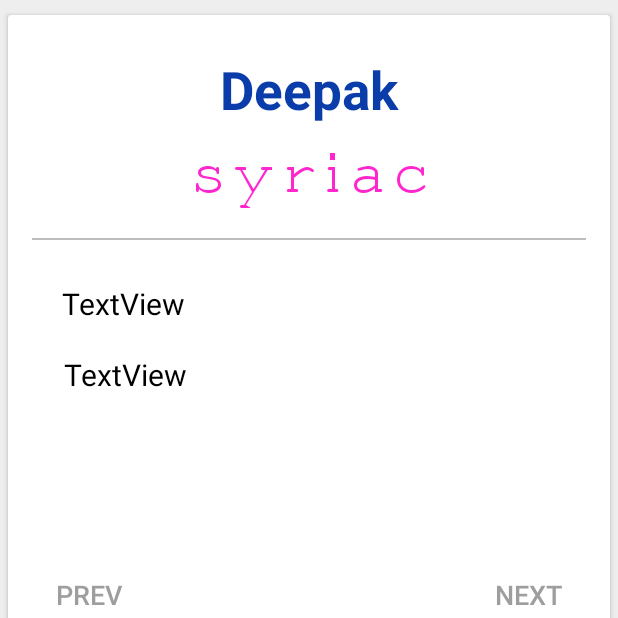
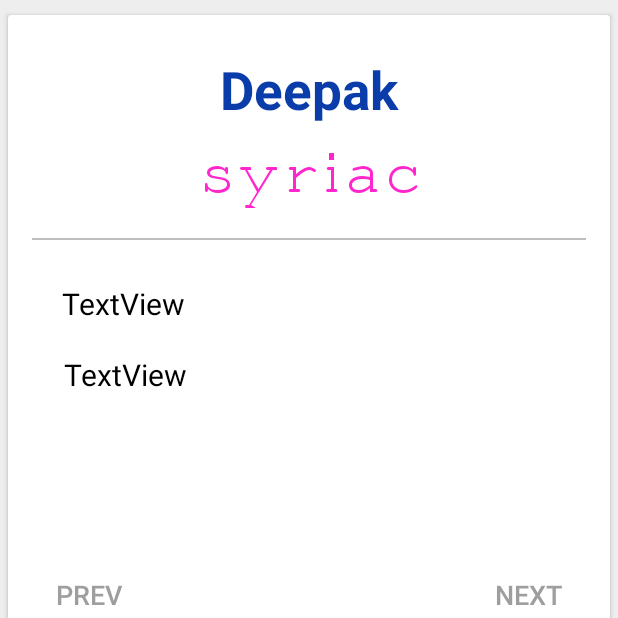
Before and after one commit to trigodeepak/Brikha, an Android app: the fragment NameDetailsFragment placed in its activity, on a phone screen of 412 x 824 dp, the top half of it. Run offline under Robolectric (Android 15) with nearby library versions, the phone set to English and light mode, and no system bars; our stand-ins replace AdMob.

Commit message:
Working with ads fine upto lollipop tablet

```diff
--- a/app/src/main/java/com/example/deepak/brikha/Activity/MainActivity.java
+++ b/app/src/main/java/com/example/deepak/brikha/Activity/MainActivity.java
@@ -18,6 +18,7 @@ import com.example.deepak.brikha.Fragment.NameDetailsFragment;
 import com.example.deepak.brikha.Model.BabyName;
 import com.example.deepak.brikha.ObjectSerializer;
 import com.example.deepak.brikha.R;
+import com.google.android.gms.ads.MobileAds;
 
 import org.json.JSONArray;
 import org.json.JSONException;
@@ -50,7 +51,6 @@ public class MainActivity extends AppCompatActivity implements ListOfNamesFragme
 
     @Override
     protected void onCreate(Bundle savedInstanceState) {
-        //todo apply admob have done sample admob
         super.onCreate(savedInstanceState);
         babyNameList = new ArrayList<>();
         mbabyNameList = new ArrayList<>();
@@ -94,13 +94,13 @@ public class MainActivity extends AppCompatActivity implements ListOfNamesFragme
 //                e.printStackTrace();
 //            }
 //        }
-//        MobileAds.initialize(this, "ca-app-pub-5234423351540636~1347457065");
+        MobileAds.initialize(this, "ca-app-pub-3863741641307399~5978419919");
     }
 
     public void SetViewPager(){
         if(dataFetech) {
                 FragmentManager fragmentManager = getSupportFragmentManager();
-                progressDialog.dismiss();
+
                 Toast.makeText(this,"Data is now Fetched",Toast.LENGTH_SHORT).show();
                 if (findViewById(R.id.linear_layout_tablet) != null) {
                     Log.d("Brikha","Can't get data here ");
@@ -120,6 +120,7 @@ public class MainActivity extends AppCompatActivity implements ListOfNamesFragme
                     ListOfNamesFragment listOfNamesFragment = new ListOfNamesFragment();
                     fragmentManager.beginTransaction().add(R.id.list_fragment, listOfNamesFragment, LIST_FRAG).commit();
                 }
+                progressDialog.dismiss();
         }
         else{
             try {
--- a/app/src/main/java/com/example/deepak/brikha/Fragment/NameDetailsFragment.java
+++ b/app/src/main/java/com/example/deepak/brikha/Fragment/NameDetailsFragment.java
@@ -13,6 +13,8 @@ import android.view.ViewGroup;
 import android.widget.TextView;
 import com.example.deepak.brikha.Model.BabyName;
 import com.example.deepak.brikha.R;
+import com.google.android.gms.ads.AdRequest;
+import com.google.android.gms.ads.AdView;
 
 import java.util.ArrayList;
 import java.util.List;
@@ -21,6 +23,7 @@ public class NameDetailsFragment extends Fragment {
     BabyName babyName;
     private int index;
     private List<BabyName> BabyNameList;
+    private AdView mAdView;
 
     TextView name,pronun,meaning,arabic,arabic_meaning,syriac;
     TextView prev,next;
@@ -41,6 +44,14 @@ public class NameDetailsFragment extends Fragment {
         BabyNameList = (List<BabyName>) b.getSerializable("BabyNameList");
         index = b.getInt("Index");
         }
+
+        mAdView = rootView.findViewById(R.id.adView);
+//        mAdView.setAdUnitId("ca-app-pub-3940256099942544/6300978111");
+
+        AdRequest adRequest = new AdRequest.Builder()
+                .build();
+
+        mAdView.loadAd(adRequest);
 
         name = rootView.findViewById(R.id.tv_name);
         pronun = rootView.findViewById(R.id.tv_pron);
--- a/app/src/main/res/layout/activity_show_details_name.xml
+++ b/app/src/main/res/layout/activity_show_details_name.xml
@@ -145,7 +145,7 @@
                     android:layout_marginTop="10dp"
                     android:gravity="center"
                     android:text="syriac"
-                    android:letterSpacing=".07"
+                    android:letterSpacing=".02"
                     android:textColor="#ff26ce"
                     android:textSize="45sp"
                     app:fontFamily="@font/syriac_font"
@@ -187,4 +187,16 @@
         </android.support.v7.widget.CardView>
 
         </android.support.v4.widget.NestedScrollView>
+
+    <com.google.android.gms.ads.AdView
+        xmlns:ads="http://schemas.android.com/apk/res-auto"
+        android:id="@+id/adView"
+        android:layout_width="wrap_content"
+        android:layout_height="wrap_content"
+        android:layout_centerHorizontal="true"
+        android:layout_alignParentBottom="true"
+        ads:adSize="BANNER"
+        ads:adUnitId="ca-app-pub-3863741641307399/6569021825">
+    </com.google.android.gms.ads.AdView>
+
 </RelativeLayout>
--- a/app/src/main/res/layout/fragment_first.xml
+++ b/app/src/main/res/layout/fragment_first.xml
@@ -30,6 +30,7 @@
         android:layout_centerHorizontal="true"
         android:layout_alignParentBottom="true"
         ads:adSize="BANNER"
-        ads:adUnitId="ca-app-pub-3940256099942544/630097z8111">
+        ads:adUnitId="ca-app-pub-3863741641307399/6569021825">
     </com.google.android.gms.ads.AdView>
+
 </RelativeLayout>
```
Also changed, not shown: app/src/main/java/com/example/deepak/brikha/Adapters/DispalyBabyNameAdapter.java (+30 -28 lines), app/src/main/java/com/example/deepak/brikha/Fragment/AllGenderFragment.java (+8 -8 lines), app/src/main/java/com/example/deepak/brikha/Fragment/FemaleFragment.java (+8 -8 lines), app/src/main/java/com/example/deepak/brikha/Fragment/MaleFragment.java (+9 -8 lines).
